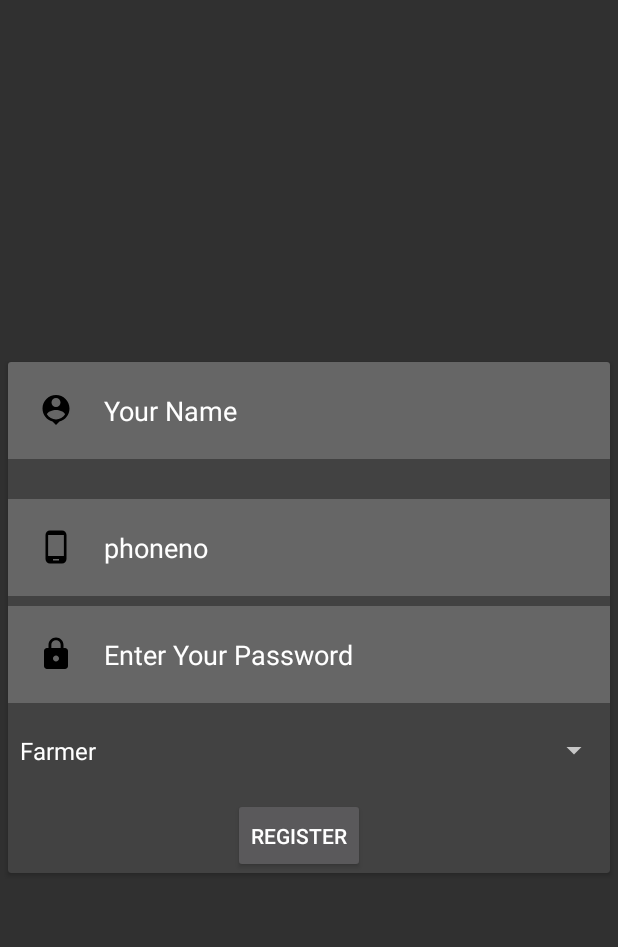
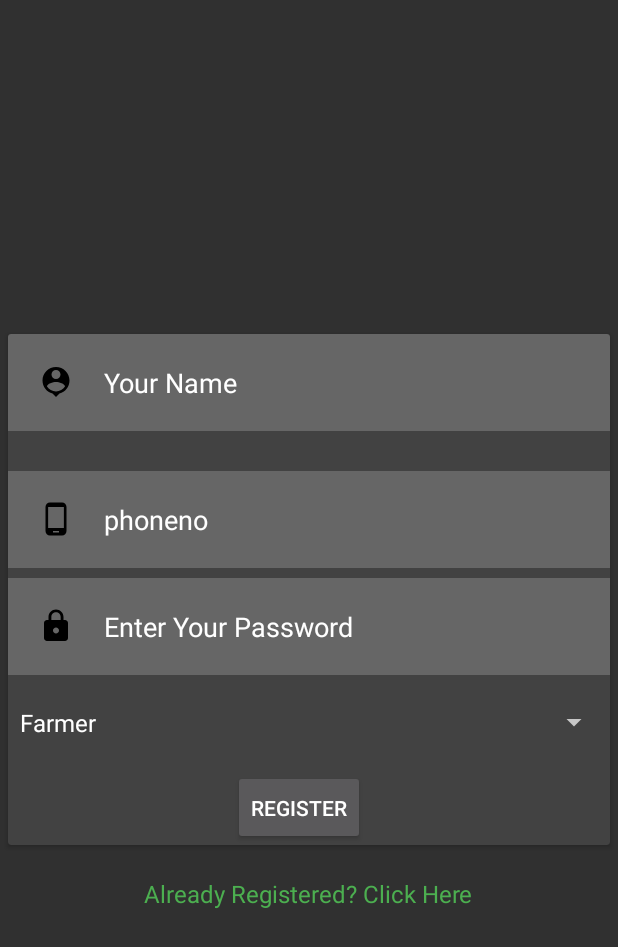
Before and after one commit to Baisalya/Agrohub, an Android app: the RegistrationActivity screen opened directly, with no data from a screen before it, on a phone screen of 412 x 824 dp. Shown: the top 947 px of the screen. Run offline under Robolectric (Android 15) with nearby library versions, the light colour scheme and no system bars; Roboto replaces fonts that are not available here.

Commit message:
already register text button added

```diff
--- a/app/src/main/java/com/passonatetech/agrohub/loginsignup/RegistrationActivity.java
+++ b/app/src/main/java/com/passonatetech/agrohub/loginsignup/RegistrationActivity.java
@@ -11,10 +11,12 @@ import android.widget.ArrayAdapter;
 import android.widget.Button;
 import android.widget.EditText;
 import android.widget.Spinner;
+import android.widget.TextView;
 import android.widget.Toast;
 
 import com.passonatetech.agrohub.R;
 import com.passonatetech.agrohub.Task;
+import com.passonatetech.agrohub.onbordingscreen.OnboardingScreen;
 import com.passonatetech.agrohub.widgets.AlertBox;
 
 public class RegistrationActivity extends AppCompatActivity {
@@ -23,6 +25,7 @@ public class RegistrationActivity extends AppCompatActivity {
     private EditText PasswordEditText;
     private Spinner AccountTypeSpinner;
     private Button registerButton;
+    private TextView alreadyRegister;
     private static final int REQUEST_CODE_ALERT_BOX = 1;
     @Override
     protected void onCreate(Bundle savedInstanceState) {
@@ -34,6 +37,7 @@ public class RegistrationActivity extends AppCompatActivity {
         PasswordEditText = findViewById(R.id.password);
         AccountTypeSpinner = findViewById(R.id.account_type);
         registerButton = findViewById(R.id.register_button);
+        alreadyRegister=findViewById(R.id.already_registered);
         //for spinner
         ArrayAdapter<CharSequence> adapter = ArrayAdapter.createFromResource(this,
                 R.array.account_types_array, android.R.layout.simple_spinner_item);
@@ -46,7 +50,12 @@ public class RegistrationActivity extends AppCompatActivity {
                 registerUser();
             }
         });
-
+        alreadyRegister.setOnClickListener(new View.OnClickListener() {
+            @Override
+            public void onClick(View view) {
+                returnlogin();
+            }
+        });
 
     }
 
@@ -113,7 +122,7 @@ public class RegistrationActivity extends AppCompatActivity {
     }
 //Alredy register routes
     private void returnlogin() {
-        Intent intent = new Intent(RegistrationActivity.this, Task.class);
+        Intent intent = new Intent(RegistrationActivity.this, OnboardingScreen.class);
         startActivity(intent);
     }
     //if oganisation route
--- a/app/src/main/res/layout/activity_regestration.xml
+++ b/app/src/main/res/layout/activity_regestration.xml
@@ -4,6 +4,7 @@
     xmlns:tools="http://schemas.android.com/tools"
     android:layout_width="match_parent"
     android:layout_height="match_parent"
+    android:orientation="vertical"
     android:layout_gravity="center"
     android:gravity="center"
     tools:context=".loginsignup.RegistrationActivity">
@@ -92,5 +93,17 @@
     </LinearLayout>
     </androidx.cardview.widget.CardView>
 
+    <TextView
+        android:id="@+id/already_registered"
+        android:layout_width="wrap_content"
+        android:layout_height="wrap_content"
+        android:layout_gravity="center"
+        android:layout_marginTop="16dp"
+        android:text="Already Registered? Click Here"
+        android:textSize="16sp"
+        android:textColor="@color/btn"
+        android:clickable="true"
+        android:onClick="onAlreadyRegisteredClick" />
+
 
 </LinearLayout>
```
